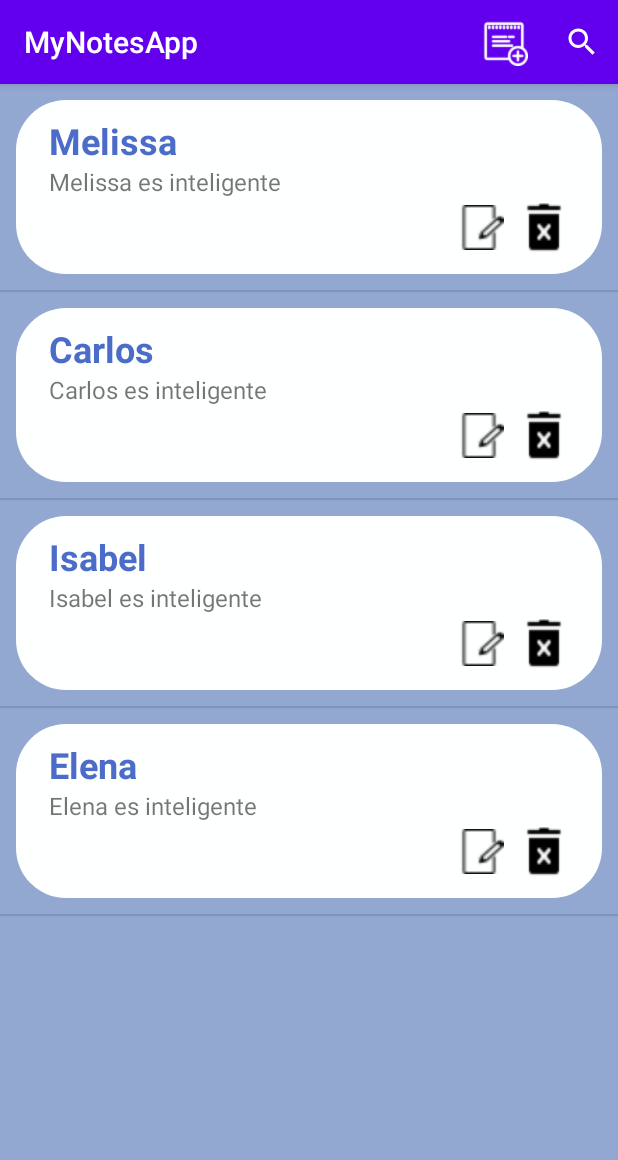
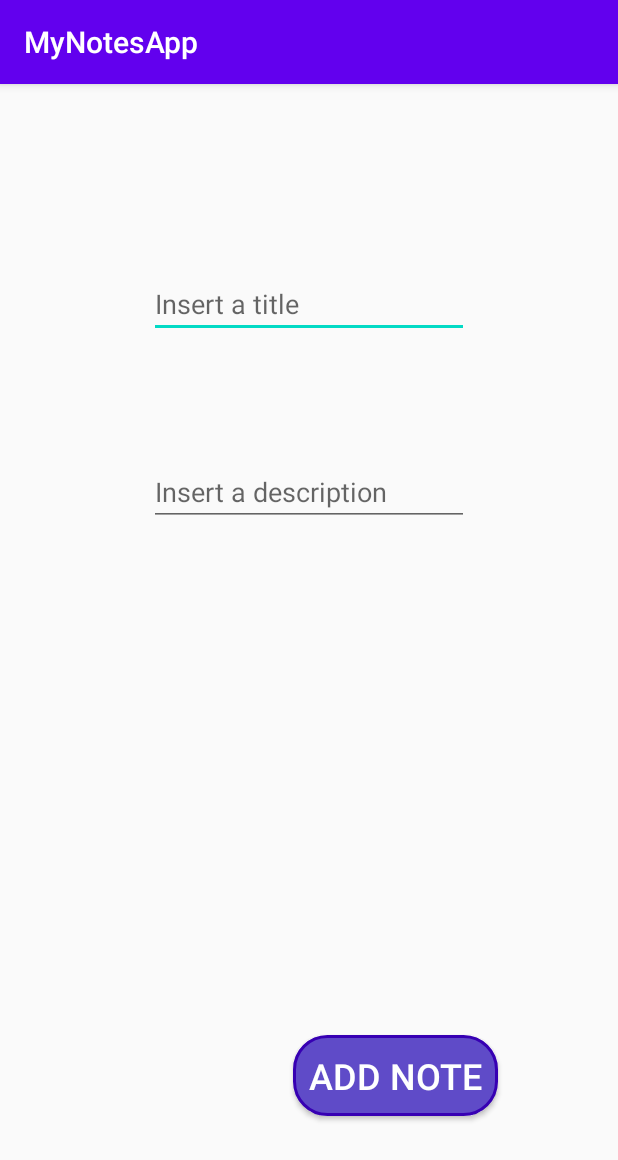
Before and after one commit to melisgb/MyNotesApp, an Android app: the screen it shows after launch (MainActivity before the commit, CreateNoteActivity after it), after a tap on "Add", on a phone screen of 412 x 824 dp. Shown: the top 1160 px of the screen. Run offline under Robolectric (Android 15) with nearby library versions, the phone set to English and light mode, and no system bars.

Commit message:
Create Note button implemented

```diff
--- a/app/src/main/java/com/ggonzales/mynotesapp/CreateNoteActivity.kt
+++ b/app/src/main/java/com/ggonzales/mynotesapp/CreateNoteActivity.kt
@@ -1,12 +1,20 @@
 package com.ggonzales.mynotesapp
 
+import android.content.Intent
 import androidx.appcompat.app.AppCompatActivity
 import android.os.Bundle
+import kotlinx.android.synthetic.main.activity_create_note.*
 
 class CreateNoteActivity : AppCompatActivity() {
 
     override fun onCreate(savedInstanceState: Bundle?) {
         super.onCreate(savedInstanceState)
         setContentView(R.layout.activity_create_note)
+
+        createNoteButton.setOnClickListener {
+            //instead of using a new intent to go back to MainActivity, we finish this activity and will go back.
+            finish()
+        }
     }
+
 }
--- a/app/src/main/java/com/ggonzales/mynotesapp/MainActivity.kt
+++ b/app/src/main/java/com/ggonzales/mynotesapp/MainActivity.kt
@@ -1,11 +1,9 @@
 package com.ggonzales.mynotesapp
 
+import android.content.Intent
 import androidx.appcompat.app.AppCompatActivity
 import android.os.Bundle
-import android.view.LayoutInflater
-import android.view.Menu
-import android.view.View
-import android.view.ViewGroup
+import android.view.*
 import android.widget.BaseAdapter
 import android.widget.TextView
 import com.ggonzales.mynotesapp.Note
@@ -28,13 +26,26 @@ class MainActivity : AppCompatActivity() {
 
         var myNotesAdapter = NotesAdapter(notesList)
         notesListView.adapter = myNotesAdapter
-
-
     }
 
     override fun onCreateOptionsMenu(menu: Menu?): Boolean {
         menuInflater.inflate(R.menu.main_menu, menu)
         return super.onCreateOptionsMenu(menu)
+    }
+
+    override fun onOptionsItemSelected(item: MenuItem): Boolean {
+        if(item!=null){
+            when(item.itemId){
+                R.id.add_note_ic -> {
+                    val intent = Intent(this, CreateNoteActivity :: class.java )
+                    startActivity(intent)
+                }
+                R.id.search_note_ic -> {
+
+                }
+            }
+        }
+        return super.onOptionsItemSelected(item)
     }
 
 
--- a/app/src/main/res/layout/activity_create_note.xml
+++ b/app/src/main/res/layout/activity_create_note.xml
@@ -38,6 +38,8 @@
         android:layout_marginBottom="80dp"
         android:background="@drawable/custom_button"
         android:text="@string/add_note"
+        android:textSize="24sp"
+        android:textColor="@color/whiteColor"
         app:layout_constraintBottom_toBottomOf="parent"
         app:layout_constraintEnd_toEndOf="parent" />
 </androidx.constraintlayout.widget.ConstraintLayout>
```
Also changed, not shown: app/src/main/res/drawable/add_note_iconn.png (deleted).
